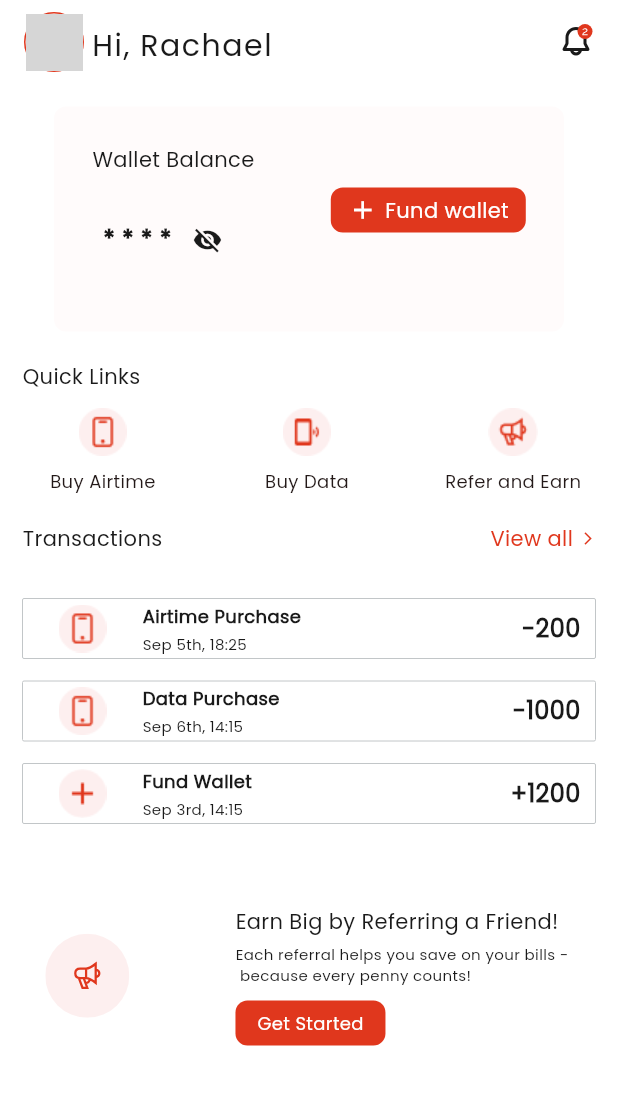
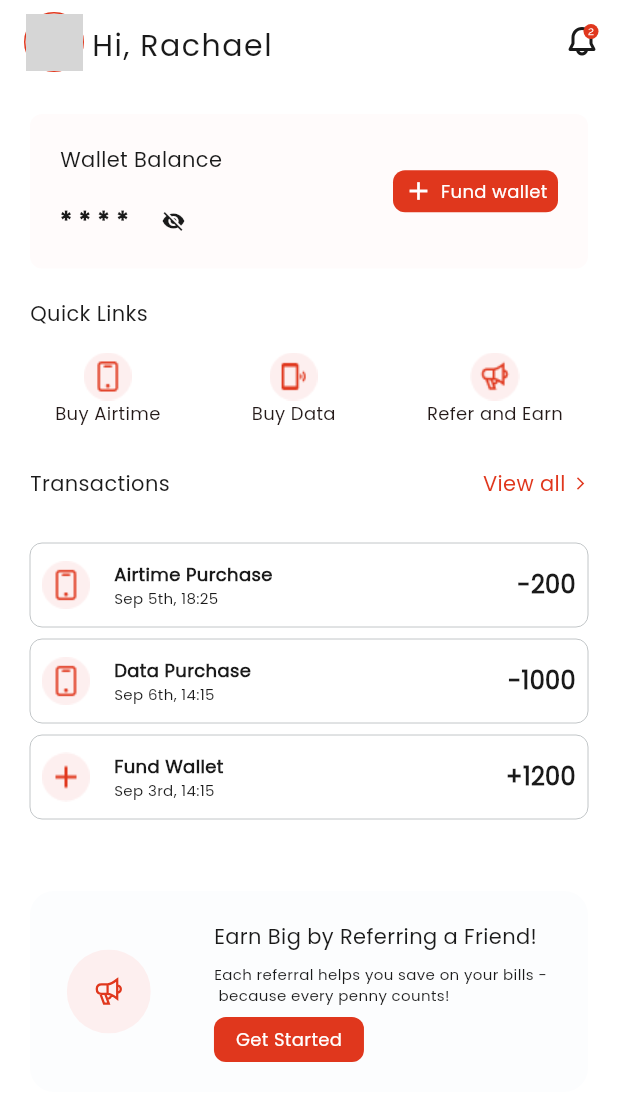
Before and after one commit to seyipaye/fastlink_bills, a Flutter app: the HomePage screen opened directly, on a phone screen of 412 x 824 dp. Shown: the top 1101 px of the screen. Run offline on Flutter 3.47's test engine with Material 3 defaults, Android fonts, the light colour scheme and no system bars; our stand-ins replace currency_text_input_formatter, dotted_line, flutter_spinkit, flutter_svg, gap, get and 7 more; missing offline and left inert: clipboard, pwa_install; accounts and stored records are empty; network calls fail; grey boxes are pictures that could not be loaded.

Commit message:
initial commit

```diff
--- a/lib/presentation/modules/home/home_page.dart
+++ b/lib/presentation/modules/home/home_page.dart
@@ -10,6 +10,7 @@ import 'package:fastlink_app/presentation/widgets/spacer.dart';
 import 'package:fastlink_app/presentation/widgets/transaction_tab.dart';
 import 'package:fastlink_app/resources/assets.gen.dart';
 import 'package:flutter/material.dart';
+import 'package:gap/gap.dart';
 import 'package:get/get.dart';
 import 'home_controller.dart';
 
@@ -23,6 +24,12 @@ class HomePage extends GetView<HomePageController> {
       appBar: AppBar(
         automaticallyImplyLeading: false,
         title: ProfileAndNotification(),
+        actions: [
+          IconButton(
+            onPressed: () {},
+            icon: Assets.images.notification.svg(),
+          )
+        ],
       ),
       body: _homeBody(),
     );
@@ -32,15 +39,14 @@ class HomePage extends GetView<HomePageController> {
     return RefreshIndicator(
       key: controller.refreshIndicatorKey,
       onRefresh: controller.refresh,
-      child: ListView(
-        children: [
-          Padding(
-            padding: const EdgeInsets.all(15.0),
+      child: SafeArea(
+        child: SingleChildScrollView(
+          padding: const EdgeInsets.all(20),
           child: Column(
             mainAxisAlignment: MainAxisAlignment.spaceAround,
             children: [
               FundWalletCard(),
-                verticalSpace(20),
+              Gap(20),
               QuickLink(),
               verticalSpace(20),
               TransactionTab(),
@@ -49,7 +55,6 @@ class HomePage extends GetView<HomePageController> {
             ],
           ),
         ),
-        ],
       ),
     );
   }
@@ -93,7 +98,6 @@ class ProfileAndNotification extends StatelessWidget {
                 ),
               ),
             ),
-
             horizontalSpace(5),
             Text(
               'Hi, Rachael',
@@ -101,12 +105,8 @@ class ProfileAndNotification extends StatelessWidget {
             ),
           ],
         ),
-
-        Assets.images.notification.svg(),
-
       ],
     );
-
   }
 }
 
@@ -137,8 +137,7 @@ class CustomTextButton extends StatelessWidget {
           Text(
             text,
             style: FBText.fBTextOrangeSmall.copyWith(
-              color: color ??
-                  Colors.orange,
+              color: color ?? Colors.orange,
             ),
           ),
           horizontalSpace(5),
--- a/lib/presentation/utils/colors.dart
+++ b/lib/presentation/utils/colors.dart
@@ -8,6 +8,9 @@ class AppColors {
   static const Color green = Color(0xFF4DAD83);
 
   static const Color dashboardBlack = Color(0xFF1D1D1D);
+
+    static const Color lightBlue = Color(0xFFFCFDFE);
+
 
   static const Color backgroundColor = Color(0xFFF6F6FB);
 
--- a/lib/presentation/widgets/fund_wallet_card.dart
+++ b/lib/presentation/widgets/fund_wallet_card.dart
@@ -1,5 +1,3 @@
-import 'package:fastlink_app/presentation/modules/data/profile/profile_screen.dart';
-import 'package:fastlink_app/presentation/modules/profile/profile_controller.dart';
 import 'package:fastlink_app/presentation/modules/wallet/fund_wallet/fund_wallet_controller.dart';
 import 'package:fastlink_app/presentation/modules/wallet/fund_wallet/fund_wallet_screen.dart';
 import 'package:fastlink_app/presentation/utils/styles/color.dart';
@@ -16,23 +14,19 @@ class FundWalletCard extends StatelessWidget {
   @override
   Widget build(BuildContext context) {
     return Container(
-      width: 340,
-      height: 150,
+      padding: EdgeInsets.all(20),
       decoration: BoxDecoration(
         shape: BoxShape.rectangle,
         borderRadius: BorderRadius.circular(8),
-          color: Color(0xFFFFFBFB)
+        color: Color(0xFFFFFBFB),
       ),
-      child: Column(
-        crossAxisAlignment: CrossAxisAlignment.start,
-        //mainAxisAlignment: MainAxisAlignment.spaceAround,
-        children: [
-          verticalSpace(25),
-          Row(
+      child: Row(
         mainAxisAlignment: MainAxisAlignment.spaceAround,
         crossAxisAlignment: CrossAxisAlignment.center,
         children: [
-              Column(
+          Expanded(
+            child: Column(
+              crossAxisAlignment: CrossAxisAlignment.start,
               children: [
                 Text(
                   'Wallet Balance',
@@ -40,16 +34,17 @@ class FundWalletCard extends StatelessWidget {
                 ),
                 verticalSpace(20),
                 VisibilityToggleText(
-                    text: '10000' ,
+                  text: '10000',
                   textStyle: FBText.fBTextBlackBoldMidMedium16,
                 ),
               ],
             ),
+          ),
           SizedBox(
-                width: 130,
-                height: 30,
+            width: 110,
+            height: 28,
             child: FBButton(
-                  fontSize: 14,
+              fontSize: 12,
               fontWeight: FontWeight.w500,
               title: 'Fund wallet',
               leading: Icon(
@@ -67,8 +62,6 @@ class FundWalletCard extends StatelessWidget {
           )
         ],
       ),
-        ],
-      ),
     );
   }
 }
--- a/lib/presentation/widgets/quick_link.dart
+++ b/lib/presentation/widgets/quick_link.dart
@@ -1,8 +1,9 @@
-
 import 'package:fastlink_app/presentation/utils/styles/text_size.dart';
+import 'package:fastlink_app/presentation/widgets/app_card.dart';
 import 'package:fastlink_app/presentation/widgets/spacer.dart';
 import 'package:fastlink_app/resources/assets.gen.dart';
 import 'package:flutter/material.dart';
+import 'package:gap/gap.dart';
 
 class QuickLink extends StatelessWidget {
   const QuickLink({super.key});
@@ -16,7 +17,7 @@ class QuickLink extends StatelessWidget {
           'Quick Links',
           style: FBText.fBTextBlackBoldMedium,
         ),
-        verticalSpace(3),
+        Gap(8),
         Row(
           mainAxisAlignment: MainAxisAlignment.spaceAround,
           children: [
@@ -41,26 +42,26 @@ class QuickLink extends StatelessWidget {
   }
 }
 
-Column buildActionButton({
+Widget buildActionButton({
   required String text,
   required VoidCallback onPressed,
   required Widget image,
 }) {
-  return Column(
+  return AppMaterial(
+    padding: EdgeInsets.all(8),
+    onTap: onPressed,
+    color: Colors.transparent,
+    elevation: 0,
+    boxShadow: [],
+    child: Column(
       children: [
-      RawMaterialButton(
-        onPressed: onPressed,
-        elevation: 0.0,
-        shape: const CircleBorder(),
-        fillColor: Colors.transparent,
-        padding: EdgeInsets.zero,
-        child: image,
-      ),
+        image,
         Text(
           text,
           style: TextStyle(fontSize: 12),
           textAlign: TextAlign.center,
         ),
       ],
+    ),
   );
 }
--- a/lib/presentation/widgets/referral_tab.dart
+++ b/lib/presentation/widgets/referral_tab.dart
@@ -1,32 +1,37 @@
+import 'package:fastlink_app/presentation/utils/colors.dart';
 import 'package:fastlink_app/presentation/utils/styles/color.dart';
 import 'package:fastlink_app/presentation/utils/styles/fb_button.dart';
 import 'package:fastlink_app/presentation/utils/styles/text_size.dart';
 import 'package:fastlink_app/presentation/widgets/spacer.dart';
 import 'package:fastlink_app/resources/assets.gen.dart';
 import 'package:flutter/material.dart';
+import 'package:gap/gap.dart';
 
 class ReferralTab extends StatelessWidget {
   const ReferralTab({super.key});
 
   @override
   Widget build(BuildContext context) {
-    return Column(
-      children: [
-        Row(
+    return Container(
+      padding: EdgeInsets.all(20),
+      decoration: BoxDecoration(
+        color: AppColors.lightBlue,
+        borderRadius: BorderRadius.circular(16),
+      ),
+      child: Row(
         mainAxisAlignment: MainAxisAlignment.spaceAround,
         children: [
           Assets.images.notificationB.svg(),
-            horizontalSpace(10),
-            Column(
-                crossAxisAlignment: CrossAxisAlignment.start,
-                children: [
-                  Text('Earn Big by Referring a Friend!',
+          Gap(24),
+          Column(crossAxisAlignment: CrossAxisAlignment.start, children: [
+            Text(
+              'Earn Big by Referring a Friend!',
               style: FBText.fBTextBlackBoldMedium,
             ),
-                  verticalSpace(5),
-                  Text('Each referral helps you save on your bills - \n because every penny counts!',
-                  style: FBText.fBTextBlacklittle
-                  ),
+            Gap(8),
+            Text(
+                'Each referral helps you save on your bills - \n because every penny counts!',
+                style: FBText.fBTextBlacklittle),
             // RichText(
             //   text: TextSpan(
             //     children: [
@@ -47,7 +52,7 @@ class ReferralTab extends StatelessWidget {
             //     ],
             //   ),
             // ),
-                  verticalSpace(10),
+            Gap(8),
             SizedBox(
               width: 100,
               height: 30,
@@ -62,7 +67,6 @@ class ReferralTab extends StatelessWidget {
           ]),
         ],
       ),
-      ],
     );
   }
 }
--- a/lib/presentation/widgets/transaction_tab.dart
+++ b/lib/presentation/widgets/transaction_tab.dart
@@ -7,8 +7,8 @@ import 'package:fastlink_app/presentation/utils/styles/text_size.dart';
 import 'package:fastlink_app/presentation/widgets/spacer.dart';
 import 'package:fastlink_app/resources/assets.gen.dart';
 import 'package:flutter/material.dart';
+import 'package:gap/gap.dart';
 import 'package:get/get.dart';
-
 
 class TransactionTab extends StatelessWidget {
   const TransactionTab({super.key});
@@ -36,8 +36,7 @@ class TransactionTab extends StatelessWidget {
       },
     ];
 
-    return SingleChildScrollView(
-      child: Column(
+    return Column(
       mainAxisSize: MainAxisSize.min,
       children: [
         Row(
@@ -65,19 +64,17 @@ class TransactionTab extends StatelessWidget {
         verticalSpace(30),
         TransactionList(transactions: transactions),
       ],
-      ),
     );
   }
 }
 
-
 //Information coming from the server.
-class TransactionsData extends StatelessWidget {
+class TransactionItem extends StatelessWidget {
   String title;
   String date;
   String amount;
   Widget image;
-  TransactionsData(
+  TransactionItem(
       {required this.title,
       required this.date,
       required this.amount,
@@ -87,46 +84,46 @@ class TransactionsData extends StatelessWidget {
   @override
   Widget build(BuildContext context) {
     return Container(
-      width: 340,
+      padding: EdgeInsets.all(8),
       decoration: BoxDecoration(
         color: Colors.white,
-        borderRadius: BorderRadius.circular(1),
-
+        borderRadius: BorderRadius.circular(8),
         border: Border.all(color: Color(0xFFC2C6C8), width: 0.0),
       ),
       child: Row(
-        mainAxisAlignment: MainAxisAlignment.spaceEvenly,
         children: [
-          image,
-          //horizontalSpace(1),
-          Expanded(
-            child: Column(
+          SizedBox(
+            child: image,
+            width: 32,
+          ),
+          Gap(16),
+          Column(
             crossAxisAlignment: CrossAxisAlignment.start,
             children: [
               Text(
                 title,
                 style: FBText.fBTextBlackBold12,
               ),
-                verticalSpace(3),
               Text(
                 date,
                 style: FBText.fBTextBlacklittle,
               ),
             ],
           ),
+          Gap(16),
+          Expanded(
+            child: Text(
+              amount,
+              textAlign: TextAlign.end,
+              style: FBText.fBTextBlackBoldMidMedium16,
+              maxLines: 1,
             ),
-          horizontalSpace(65),
-          Text(
-            amount,
-            style: FBText.fBTextBlackBoldMidMedium16,
           ),
-            horizontalSpace(10),
         ],
       ),
     );
   }
 }
-
 
 class TransactionList extends StatelessWidget {
   final List<Map<String, dynamic>> transactions;
@@ -146,8 +143,8 @@ class TransactionList extends StatelessWidget {
         final transaction = transactions[index];
 
         return Padding(
-          padding: const EdgeInsets.only(bottom: 15.0),
-          child: TransactionsData(
+          padding: const EdgeInsets.only(bottom: 8),
+          child: TransactionItem(
             title: transaction['title'],
             date: transaction['date'],
             amount: transaction['amount'],
--- a/lib/presentation/widgets/visible_text.dart
+++ b/lib/presentation/widgets/visible_text.dart
@@ -1,5 +1,6 @@
 import 'package:fastlink_app/presentation/utils/styles/color.dart';
 import 'package:flutter/material.dart';
+import 'package:gap/gap.dart';
 
 class VisibilityToggleText extends StatefulWidget {
   final String text;
@@ -29,13 +30,19 @@ class _VisibilityToggleTextState extends State<VisibilityToggleText> {
   @override
   Widget build(BuildContext context) {
     return Row(
-      mainAxisAlignment: MainAxisAlignment.spaceBetween,
+      mainAxisAlignment: MainAxisAlignment.start,
       children: [
         Text(
           _isVisible ? widget.text : '* * * *',
           style: widget.textStyle ?? TextStyle(fontSize: 16),
         ),
-        IconButton(
+        Gap(20),
+        Container(
+          height: 20,
+          width: 20,
+          child: IconButton(
+            iconSize: 16,
+            padding: EdgeInsets.zero,
             icon: Icon(
               _isVisible ? Icons.visibility : Icons.visibility_off,
               color: FBColors.blackColor,
@@ -46,6 +53,7 @@ class _VisibilityToggleTextState extends State<VisibilityToggleText> {
               });
             },
           ),
+        ),
       ],
     );
   }
```
Also changed, not shown: lib/presentation/modules/transaction/transaction_screen.dart (+10 -10 lines). Lines whose indentation alone changed are shown as unchanged.
